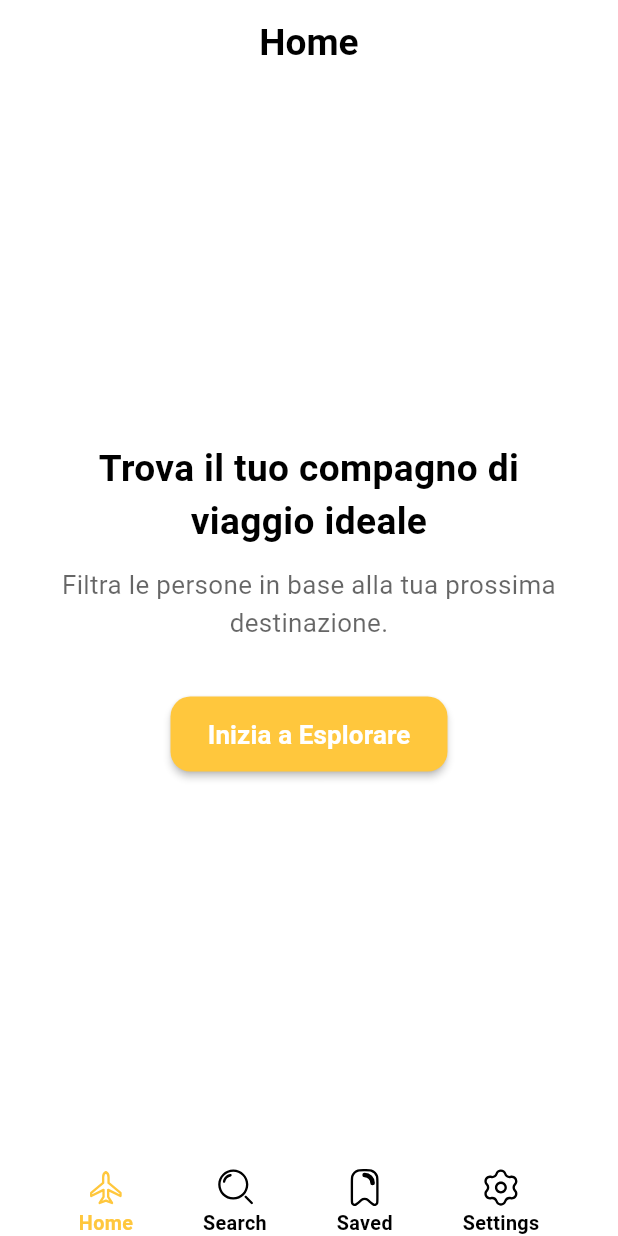
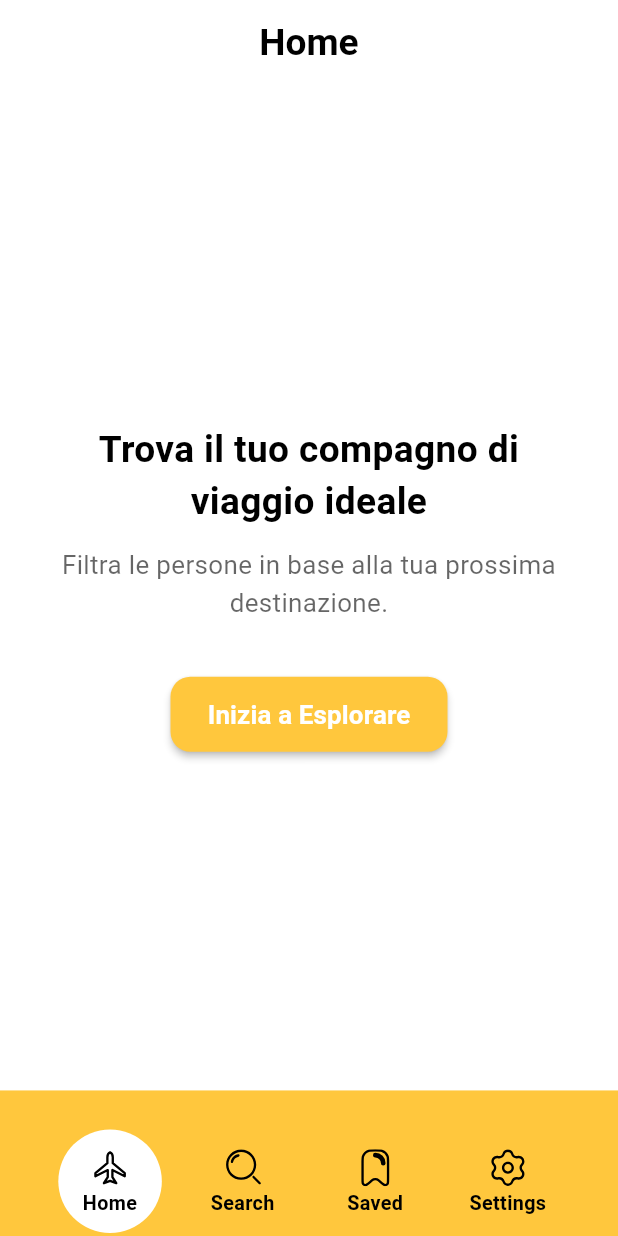
Before and after one commit to Simo-2004/TravelMate, a Flutter app: the screen it shows after launch, on a phone screen of 412 x 824 dp. Run offline on Flutter 3.47's test engine with Material 3 defaults, Android fonts, the phone set to English and light mode, and no system bars; our stand-ins replace flutter_svg.

Commit message:
fix: edited and added a circle selection on the icon in the navbar
edited and added a circle selection on the icon in the navbar, now the selected icon in the navbar became white and with a circle

```diff
--- a/lib/features/navigation/navigation_config.dart
+++ b/lib/features/navigation/navigation_config.dart
@@ -29,11 +29,13 @@ class NavigationStyle {
   final Color backgroundColor;
   final Color selectedColor;
   final Color unselectedColor;
+  final Color selectedIndicatorColor;
 
   const NavigationStyle({
     required this.backgroundColor,
     required this.selectedColor,
     required this.unselectedColor,
+    required this.selectedIndicatorColor,
   });
 
   double elevation(AppSizes sizes) {
@@ -66,6 +68,10 @@ class NavigationStyle {
     return sizes.padXs;
   }
 
+  double indicatorPadding(AppSizes sizes) {
+    return sizes.padM;
+  }
+
   Color iconColor(bool isSelected) {
     return isSelected ? selectedColor : unselectedColor;
   }
@@ -93,9 +99,10 @@ class NavigationConfig {
 
 class NavigationDefaults {
   static const NavigationStyle style = NavigationStyle(
-    backgroundColor: AppColors.white,
-    selectedColor: AppColors.yellow,
+    backgroundColor: AppColors.yellow,
+    selectedColor: AppColors.black,
     unselectedColor: AppColors.black,
+    selectedIndicatorColor: AppColors.white,
   );
 
   static const NavigationConfig config = NavigationConfig(
--- a/lib/features/navigation/navigation_shell.dart
+++ b/lib/features/navigation/navigation_shell.dart
@@ -110,8 +110,11 @@ double _calculateBarHeight(
   final labelStyle = style.labelStyle(sizes, true);
   final labelHeight = _maxLabelHeight(context, labelStyle, items);
   final iconSize = style.iconSize(sizes);
-  final contentHeight =
-      iconSize + style.labelSpacing(sizes) + labelHeight + itemPadding.vertical;
+  final indicatorPadding = style.indicatorPadding(sizes);
+  final indicatorContentHeight =
+      iconSize + style.labelSpacing(sizes) + labelHeight;
+  final indicatorSize = indicatorContentHeight + (indicatorPadding * 2);
+  final contentHeight = indicatorSize + itemPadding.vertical;
   final safeBottom = MediaQuery.of(context).padding.bottom;
 
   return contentHeight + padding.vertical + safeBottom;
@@ -160,6 +163,11 @@ class _NavButton extends StatelessWidget {
     final iconColor = style.iconColor(isSelected);
     final labelStyle = style.labelStyle(sizes, isSelected);
     final iconSize = style.iconSize(sizes);
+    final indicatorPadding = style.indicatorPadding(sizes);
+    final labelHeight = _labelHeight(context, labelStyle, item.label);
+    final indicatorContentHeight =
+        iconSize + style.labelSpacing(sizes) + labelHeight;
+    final indicatorSize = indicatorContentHeight + (indicatorPadding * 2);
 
     final Widget iconWidget;
     if (item.svgAsset != null) {
@@ -181,11 +189,28 @@ class _NavButton extends StatelessWidget {
         child: Column(
           mainAxisSize: MainAxisSize.min,
           children: [
-            iconWidget,
-            SizedBox(height: style.labelSpacing(sizes)),
-            Text(
-              item.label,
-              style: labelStyle,
+            Container(
+              width: indicatorSize,
+              height: indicatorSize,
+              alignment: Alignment.center,
+              decoration: BoxDecoration(
+                color: isSelected
+                    ? style.selectedIndicatorColor
+                    : Colors.transparent,
+                shape: BoxShape.circle,
+              ),
+              child: Column(
+                mainAxisSize: MainAxisSize.min,
+                children: [
+                  iconWidget,
+                  SizedBox(height: style.labelSpacing(sizes)),
+                  Text(
+                    item.label,
+                    style: labelStyle,
+                    textAlign: TextAlign.center,
+                  ),
+                ],
+              ),
             ),
           ],
         ),
@@ -193,3 +218,21 @@ class _NavButton extends StatelessWidget {
     );
   }
 }
+
+double _labelHeight(
+  BuildContext context,
+  TextStyle style,
+  String label,
+) {
+  final textScaler = MediaQuery.textScalerOf(context);
+  final direction = Directionality.of(context);
+
+  final painter = TextPainter(
+    text: TextSpan(text: label, style: style),
+    textDirection: direction,
+    textScaler: textScaler,
+    maxLines: 1,
+  )..layout();
+
+  return painter.size.height;
+}
```
